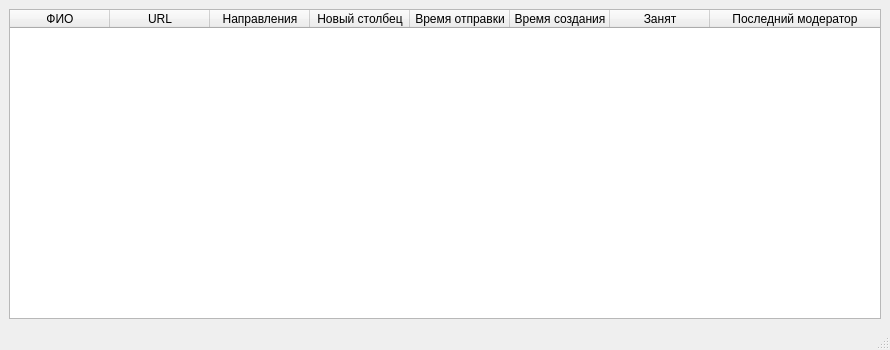
Above: notification/client/main_window.ui from GerasimovRM/priem before the change. Below: the same form after it.
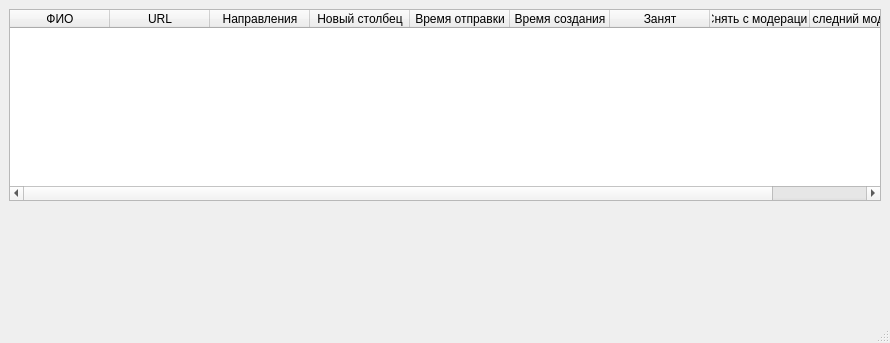
That is the form after the change.

The edit to the form file:
```diff
--- a/notification/client/main_window.ui
+++ b/notification/client/main_window.ui
@@ -7,13 +7,15 @@
     <x>0</x>
     <y>0</y>
     <width>890</width>
-    <height>350</height>
+    <height>343</height>
    </rect>
   </property>
   <property name="windowTitle">
    <string>MainWindow</string>
   </property>
   <widget class="QWidget" name="centralwidget">
+   <layout class="QVBoxLayout" name="verticalLayout_2">
+    <item>
    <layout class="QVBoxLayout" name="verticalLayout">
     <item>
      <widget class="QTableWidget" name="tableWidget">
@@ -58,12 +60,63 @@
         <string>Занят</string>
        </property>
       </column>
+        <column>
+         <property name="text">
+          <string>Снять с модерации</string>
+         </property>
+        </column>
       <column>
        <property name="text">
         <string>Последний модератор</string>
        </property>
       </column>
      </widget>
+      </item>
+      <item>
+       <spacer name="verticalSpacer">
+        <property name="orientation">
+         <enum>Qt::Vertical</enum>
+        </property>
+        <property name="sizeHint" stdset="0">
+         <size>
+          <width>20</width>
+          <height>40</height>
+         </size>
+        </property>
+       </spacer>
+      </item>
+      <item>
+       <layout class="QHBoxLayout" name="horizontalLayout_2">
+        <item>
+         <widget class="QLabel" name="label_icon_connection">
+          <property name="text">
+           <string/>
+          </property>
+         </widget>
+        </item>
+        <item>
+         <widget class="QLabel" name="label_status_connection">
+          <property name="text">
+           <string/>
+          </property>
+         </widget>
+        </item>
+        <item>
+         <spacer name="horizontalSpacer">
+          <property name="orientation">
+           <enum>Qt::Horizontal</enum>
+          </property>
+          <property name="sizeHint" stdset="0">
+           <size>
+            <width>40</width>
+            <height>20</height>
+           </size>
+          </property>
+         </spacer>
+        </item>
+       </layout>
+      </item>
+     </layout>
     </item>
    </layout>
   </widget>
```
Lines whose indentation alone changed are shown as unchanged.
